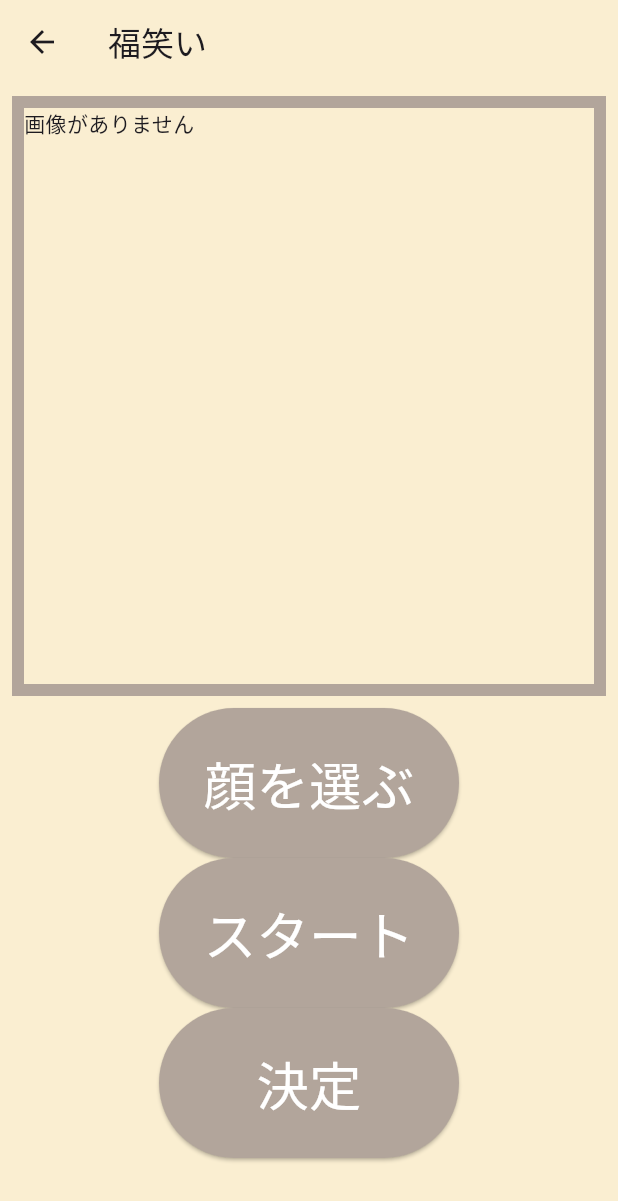
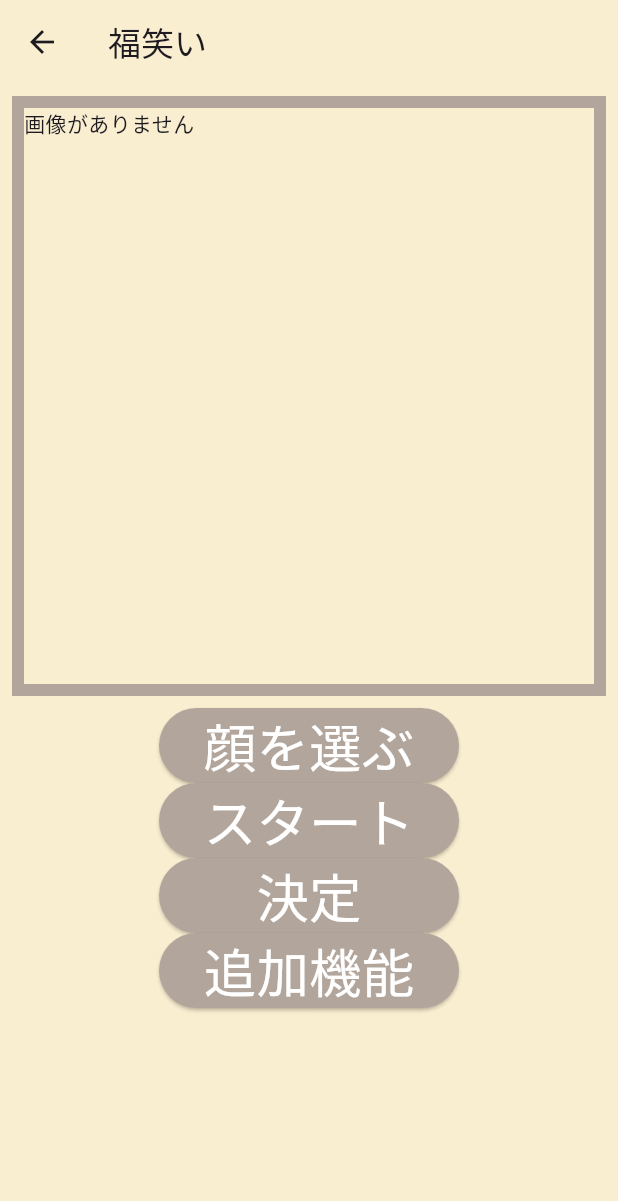
Before and after one commit to horikawa0107/Flutter, a Flutter app: the SelectPage screen opened directly, after a tap on "決定", on a phone screen of 412 x 824 dp. Shown: the top 1201 px of the screen. Run offline on Flutter 3.47's test engine with Material 3 defaults, Android fonts, the phone set to English and light mode, and no system bars; our stand-ins replace cloud_firestore, firebase_auth, firebase_core, firebase_storage, image_picker; missing offline and left inert: google_mlkit_commons, google_mlkit_face_detection; accounts and stored records are empty.

Commit message:
null_errer_nothing

```diff
--- a/sample2/lib/select.dart
+++ b/sample2/lib/select.dart
@@ -1,13 +1,10 @@
 import 'dart:io';
-import 'package:crop_your_image/crop_your_image.dart';
+import 'package:sample2/add_function.dart';
 import 'dart:async' show Future;
 import 'dart:ui' as ui;
 import 'dart:async';
 import 'dart:typed_data';
 import "game.dart";
-import 'package:cloud_firestore/cloud_firestore.dart';
-import 'package:firebase_core/firebase_core.dart';
-import 'package:firebase_storage/firebase_storage.dart';
 import 'package:flutter/services.dart' show rootBundle;
 import 'package:flutter/material.dart';
 import 'package:image_picker/image_picker.dart';
@@ -56,6 +53,7 @@ class _SelectPageState extends State<SelectPage> {
   List<double> xy_face = [];
   List<Rect> list_rect=[];
   List<Color> list_color=[];
+  ui.Image? _black;
 
 
   Future<void> getPixelColor(ui.Image image,List<List<int>> list_xy) async {
@@ -67,6 +65,8 @@ class _SelectPageState extends State<SelectPage> {
 
       // 画像の幅を取得
       final int width = image.width;
+      list_color.clear();
+
 
       // 座標 (x, y) のピクセルの位置を計算
       list_xy.asMap().forEach((i, xy) {
@@ -81,6 +81,7 @@ class _SelectPageState extends State<SelectPage> {
         final int green = byteData.getUint8(pixelIndex + 1);
         final int blue = byteData.getUint8(pixelIndex + 2);
         final int alpha = byteData.getUint8(pixelIndex + 3);
+
         list_color.add(Color.fromARGB(alpha, red, green, blue));
         // setState(() {
         //   print('iは${i}');
@@ -193,11 +194,28 @@ class _SelectPageState extends State<SelectPage> {
     }
   }
 
+  Future<ui.Image> _createBlackFilledImage(int width, int height,Color color) async {
+    final recorder = ui.PictureRecorder();
+    final canvas = Canvas(recorder, Rect.fromLTWH(0, 0, width.toDouble(), height.toDouble()));
+    final paint = Paint()..color = color;
+
+    canvas.drawRect(Rect.fromLTWH(0, 0, width.toDouble(), height.toDouble()), paint);
+
+    final picture = recorder.endRecording();
+    return await picture.toImage(width, height);
+  }
+
 
 
   Future<void> _loadImage2() async {
-    if (_uiImage == null) return;
+    if (_uiImage == null) {
+      print("画像がロードされていません");
+      return;
+    }
+
     print("_loadImage2 start");
+    ui.Image black=await _createBlackFilledImage(480,650,Colors.black);
+
     List<List<int>> list_xy=[[xy_nose[0].toInt()+50,xy_nose[1].toInt()+40],
                              [xy_rightEye[0].toInt()+50,xy_rightEye[1].toInt()+40],
     [xy_leftEye[0].toInt()+50,xy_leftEye[1].toInt()+40],
@@ -207,12 +225,18 @@ class _SelectPageState extends State<SelectPage> {
 
 
     // 切り抜き範囲
-    final cropRect_nose = Rect.fromLTWH(xy_nose[0]!, xy_nose[1]!, xy_nose[3]!, xy_nose[2]!);
-    final cropRect_rightEye = Rect.fromLTWH(xy_rightEye[0]!, xy_rightEye[1]!, xy_rightEye[3]!, xy_rightEye[2]!);
-    final cropRect_leftEye = Rect.fromLTWH(xy_leftEye[0]!, xy_leftEye[1]!, xy_leftEye[3]!, xy_leftEye[2]!);
-    final cropRect_mouth = Rect.fromLTWH(xy_mouth[0]!, xy_mouth[1]!, xy_mouth[3]!, xy_mouth[2]!);
+    if (xy_nose.isNotEmpty && xy_nose.length >= 4) {
+      final cropRect_nose = Rect.fromLTWH(
+          xy_nose[0]!, xy_nose[1]!, xy_nose[3]!, xy_nose[2]!);
+      final cropRect_rightEye = Rect.fromLTWH(
+          xy_rightEye[0]!, xy_rightEye[1]!, xy_rightEye[3]!, xy_rightEye[2]!);
+      final cropRect_leftEye = Rect.fromLTWH(
+          xy_leftEye[0]!, xy_leftEye[1]!, xy_leftEye[3]!, xy_leftEye[2]!);
+      final cropRect_mouth = Rect.fromLTWH(
+          xy_mouth[0]!, xy_mouth[1]!, xy_mouth[3]!, xy_mouth[2]!);
       setState(() {
-      list_rect=[cropRect_nose,cropRect_rightEye,cropRect_leftEye,cropRect_mouth];
+        list_rect =
+        [cropRect_nose, cropRect_rightEye, cropRect_leftEye, cropRect_mouth];
       });
       // final cropRect_face = Rect.fromLTWH(xy_face[0]!, xy_face[1]!, xy_face[3]!, xy_face[2]!);
 
@@ -223,23 +247,26 @@ class _SelectPageState extends State<SelectPage> {
       final cropped_righEye = await cropImage(_uiImage!, cropRect_rightEye);
       final cropped_leftEye = await cropImage(_uiImage!, cropRect_leftEye);
       final cropped_mouth = await cropImage(_uiImage!, cropRect_mouth);
-    if (list_color[0]!=null || list_rect!=null ){
-    final processface = await fillRectOnImage(_uiImage!, list_rect, list_color[0]!);
+      if (list_color.isNotEmpty && list_rect.isNotEmpty) {
+        final processface = await fillRectOnImage(
+            _uiImage!, list_rect, list_color[0]!);
         print(processface);
         setState(() {
-      _processImage_face=processface;
+          _processImage_face = processface;
         });
       }
       print("cropped ok");
 
       // 状態を更新
       setState(() {
+        _black=black;
         _croppedImage_nose = cropped_nose;
         _croppedImage_rightEye = cropped_righEye;
         _croppedImage_leftEye = cropped_leftEye;
-      _croppedImage_mouth=cropped_mouth;
+        _croppedImage_mouth = cropped_mouth;
       });
       print("setStates ok");
+    }
   }
 
   Future<ui.Image> cropImage(
@@ -303,7 +330,7 @@ class _SelectPageState extends State<SelectPage> {
     String text = '検出された顔の数: ${faces.length}\n\n';
 
     for (final face in faces) {
-      text += 'smilingProbabilityの値: ${(face.smilingProbability! * 100).floor()}%\n\n';
+      // text += 'smilingProbabilityの値: ${(face.smilingProbability! * 100).floor()}%\n\n';
       final leftEyeContour = face.contours[FaceContourType.leftEye];
       final rightEyeContour = face.contours[FaceContourType.rightEye];
       final noseBridge = face.contours[FaceContourType.noseBridge];
@@ -498,7 +525,7 @@ class _SelectPageState extends State<SelectPage> {
                     ),
                   ),
                   style: ElevatedButton.styleFrom(
-                    fixedSize: Size(200, 100),
+                    fixedSize: Size(200, 50),
                     backgroundColor: Color(0xFFB2A59B), // ボタンの背景色
                     foregroundColor: Colors.white,
                   ),
@@ -511,13 +538,13 @@ class _SelectPageState extends State<SelectPage> {
                     ),
                   ),
                   style: ElevatedButton.styleFrom(
-                    fixedSize: Size(200, 100),
+                    fixedSize: Size(200, 50),
                     backgroundColor: Color(0xFFB2A59B), // ボタンの背景色
                     foregroundColor: Colors.white,
                   ),
                   onPressed: () {
                     Navigator.push(context, MaterialPageRoute(
-                        builder: (context) => GamePage(_croppedImage_nose!,_croppedImage_rightEye!,_croppedImage_leftEye!,_croppedImage_mouth!,_processImage_face!,list_color)
+                        builder: (context) => GamePage(_uiImage!,_croppedImage_nose!,_croppedImage_rightEye!,_croppedImage_leftEye!,_croppedImage_mouth!,_processImage_face!,list_color)
                     ));
                   },
                 ),
@@ -528,11 +555,43 @@ class _SelectPageState extends State<SelectPage> {
                     ),
                   ),
                   style: ElevatedButton.styleFrom(
-                    fixedSize: Size(200, 100),
+                    fixedSize: Size(200, 50),
                     backgroundColor: Color(0xFFB2A59B), // ボタンの背景色
                     foregroundColor: Colors.white,
                   ),
                   onPressed: _loadImage2
+                ),
+                ElevatedButton(
+                    child: const Text('追加機能',
+                      style: TextStyle(
+                        fontSize: 35,
+                      ),
+                    ),
+                    style: ElevatedButton.styleFrom(
+                      fixedSize: Size(200, 50),
+                      backgroundColor: Color(0xFFB2A59B), // ボタンの背景色
+                      foregroundColor: Colors.white,
+                    ),
+                  onPressed: () {
+                      print("pushed");
+                      print(_uiImage!);
+                      print(_croppedImage_nose!);
+                      print(_croppedImage_rightEye!);
+                      print(_croppedImage_leftEye!,);
+                      print(_croppedImage_mouth!);
+                      print(_processImage_face!);
+                      print(list_color);
+                      Navigator.push(context, MaterialPageRoute(
+                        builder: (context) => AddFuncPage(_uiImage!,
+                            _croppedImage_nose!,
+                            _croppedImage_rightEye!,
+                            _croppedImage_leftEye!,
+                            _croppedImage_mouth!,
+                            _processImage_face!,
+                            list_color!,
+                            _black!)
+                    ));
+                  },
                 ),
               ],
             )
```
Also changed, not shown: sample2/lib/add_function.dart (+19 -14 lines), sample2/lib/game.dart (+10 -3 lines), sample2/lib/main.dart (+78 -16 lines). Lines whose indentation alone changed are shown as unchanged.
